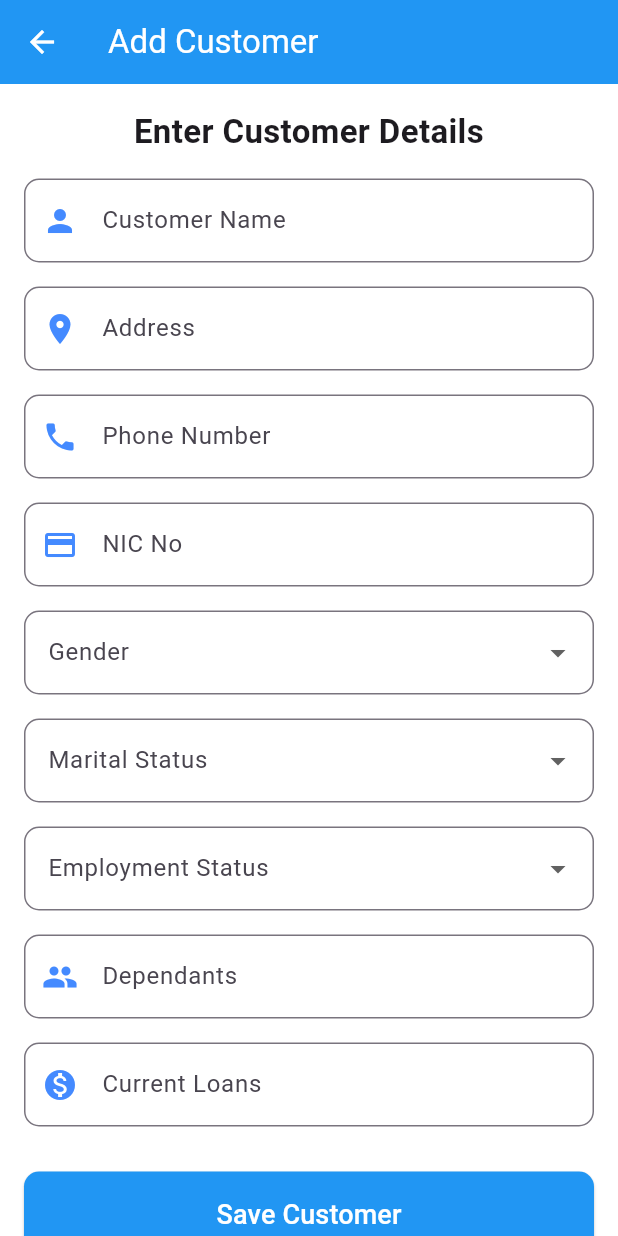
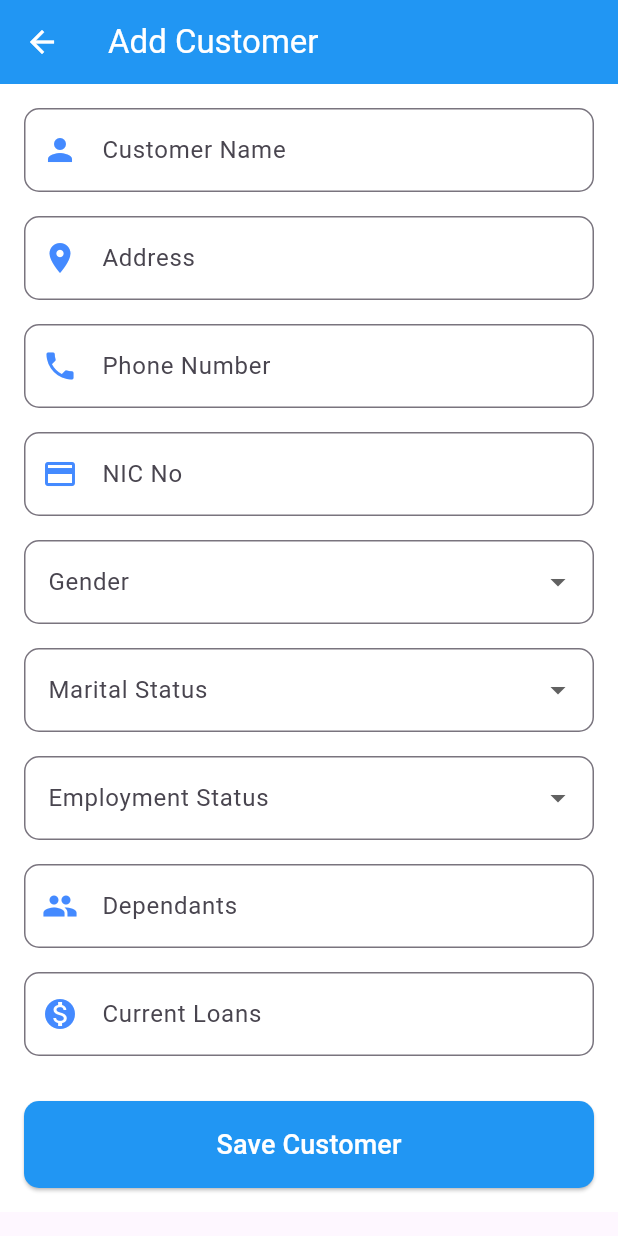
Before and after one commit to AbishekaN/LoanGeniusApp, a Flutter app: the HomeScreen screen opened by its route, after a tap on "Add Customer", on a phone screen of 412 x 824 dp. Run offline on Flutter 3.47's test engine with Material 3 defaults, Android fonts, the light colour scheme and no system bars; our stand-ins replace cloud_firestore, firebase_auth, firebase_core, firebase_storage, image_picker, syncfusion_flutter_charts; missing offline and left inert: dart:html; accounts and stored records are empty.

Commit message:
modified styles

```diff
--- a/myappone/lib/add_customer.dart
+++ b/myappone/lib/add_customer.dart
@@ -122,15 +122,7 @@ class _AddCustomerScreenState extends State<AddCustomerScreen> {
           child: Column(
             crossAxisAlignment: CrossAxisAlignment.stretch,
             children: [
-              Text(
-                'Enter Customer Details',
-                style: TextStyle(
-                  fontSize: 22,
-                  fontWeight: FontWeight.bold,
-                ),
-                textAlign: TextAlign.center,
-              ),
-              SizedBox(height: 16),
+              // Removed empty Text widget and the unnecessary SizedBox
 
               _buildTextField(_nameController, 'Customer Name', Icons.person),
               SizedBox(height: 16),
--- a/myappone/lib/customer_records.dart
+++ b/myappone/lib/customer_records.dart
@@ -13,7 +13,7 @@ class _CustomerRecordsScreenState extends State<CustomerRecordsScreen> {
       appBar: AppBar(
         backgroundColor: Colors.blue, // Set the app bar color to blue
         title: Text(
-          'Customer Records',
+          'Records',
           style: TextStyle(color: Colors.white), // Set AppBar text color to white
         ),
         leading: IconButton(
--- a/myappone/lib/history.dart
+++ b/myappone/lib/history.dart
@@ -56,6 +56,7 @@ class _HistoryPageState extends State<HistoryPage> {
     return Scaffold(
       appBar: AppBar(
         title: Text('Loan History'),
+        automaticallyImplyLeading: false, // Keep this as per your original setup
       ),
       body: loanHistory.isEmpty
           ? Center(child: CircularProgressIndicator()) // Show a loading indicator while fetching data
--- a/myappone/lib/home.dart
+++ b/myappone/lib/home.dart
@@ -82,7 +82,10 @@ class _HomeScreenState extends State<HomeScreen> {
         ],
         automaticallyImplyLeading: false,
       ),
-      body: _pages[_currentIndex], // Load the selected page
+      body: Container(
+        color: Colors.white, // Set the form background color to white
+        child: _pages[_currentIndex], // Load the selected page
+      ),
       bottomNavigationBar: BottomNavigationBar(
         currentIndex: _currentIndex,
         onTap: (index) {
--- a/myappone/lib/manage_loans.dart
+++ b/myappone/lib/manage_loans.dart
@@ -39,7 +39,9 @@ class _ManageLoansScreenState extends State<ManageLoansScreen> {
           },
         ),
       ),
-      body: _isLoading
+      body: Container(
+        color: Colors.white, // Set form background color to white
+        child: _isLoading
             ? Center(child: CircularProgressIndicator())
             : SingleChildScrollView(
           padding: const EdgeInsets.all(16.0),
@@ -174,6 +176,7 @@ class _ManageLoansScreenState extends State<ManageLoansScreen> {
             ],
           ),
         ),
+      ),
     );
   }
 
--- a/myappone/lib/profile_settings.dart
+++ b/myappone/lib/profile_settings.dart
@@ -14,8 +14,10 @@ class _ProfileSettingsScreenState extends State<ProfileSettingsScreen> {
     return Scaffold(
       appBar: AppBar(
         title: Text('Profile Settings'),
+        backgroundColor: Colors.blue, // Optional: Set the AppBar background color to blue
       ),
-      body: Padding(
+      body: Container(
+        color: Colors.white, // Set the form background color to white
         padding: const EdgeInsets.all(16.0),
         child: Column(
           children: [
--- a/myappone/lib/reset_pwd.dart
+++ b/myappone/lib/reset_pwd.dart
@@ -72,7 +72,8 @@ class _ResetPasswordScreenState extends State<ResetPasswordScreen> {
         backgroundColor: Colors.blue, // Set AppBar background color to blue
         iconTheme: IconThemeData(color: Colors.white), // Ensures the back arrow is white
       ),
-      body: Padding(
+      body: Container(
+        color: Colors.white, // Set the background color to white
         padding: const EdgeInsets.all(16.0),
         child: Column(
           crossAxisAlignment: CrossAxisAlignment.stretch,
--- a/myappone/lib/settings.dart
+++ b/myappone/lib/settings.dart
@@ -68,7 +68,9 @@ class SettingsScreen extends StatelessWidget {
           },
         ),
       ),
-      body: ListView(
+      body: Container(
+        color: Colors.white, // Set the form background color to white
+        child: ListView(
           children: [
             ListTile(
               leading: Icon(Icons.person),
@@ -120,6 +122,7 @@ class SettingsScreen extends StatelessWidget {
             ),
           ],
         ),
+      ),
     );
   }
 }
```
Also changed, not shown: myappone/lib/loan.dart (+1 -10 lines), myappone/lib/reset_confirmation.dart (+15 -2 lines). Lines whose indentation alone changed are shown as unchanged.
